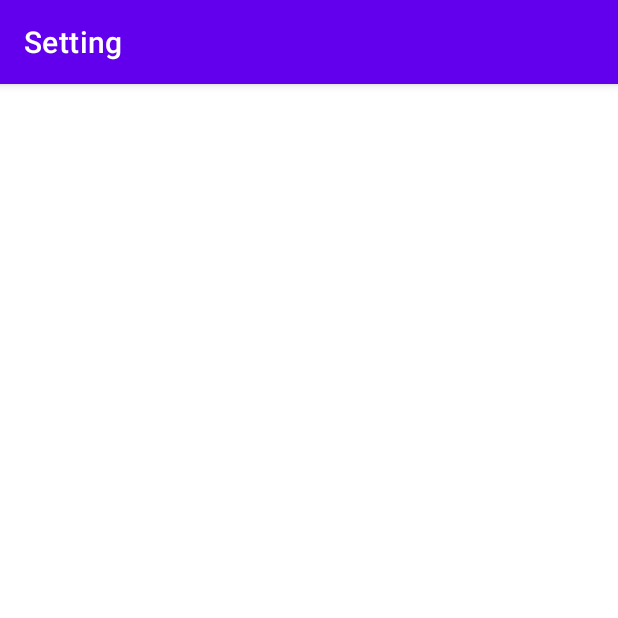
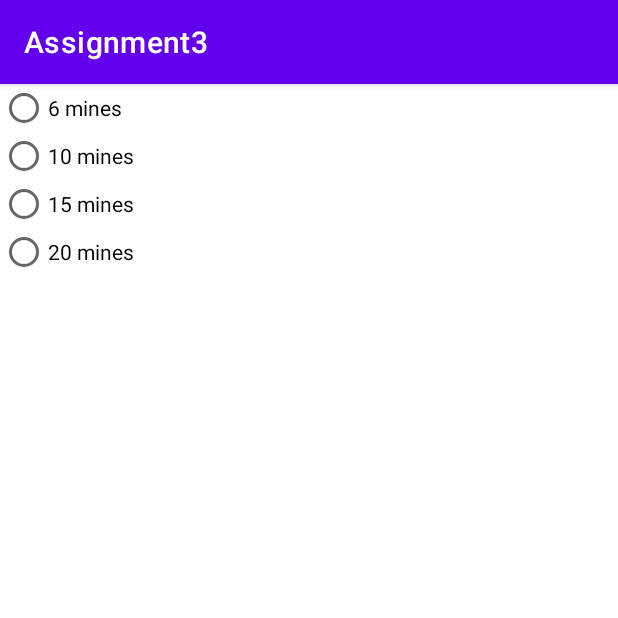
Before and after one commit to ethanchou128/pokeSweeper, an Android app: the Settings screen opened directly, with no data from a screen before it, on a phone screen of 412 x 824 dp, the top half of it. Run offline under Robolectric (Android 15) with nearby library versions, the phone set to English and light mode, and no system bars.

Commit message:
added basic radio button features in settings menu

```diff
--- a/app/src/main/java/cmpt276/as3/assignment3/MainActivity.java
+++ b/app/src/main/java/cmpt276/as3/assignment3/MainActivity.java
@@ -6,6 +6,7 @@ import android.content.Intent;
 import android.os.Bundle;
 import android.os.Handler;
 import android.view.View;
+import android.widget.RadioGroup;
 import android.widget.RelativeLayout;
 
 public class MainActivity extends AppCompatActivity {
@@ -19,6 +20,8 @@ public class MainActivity extends AppCompatActivity {
 
         setUpMenuButton();
         AutoAdvanceToMenu();
+
+
     }
 
     private void setUpMenuButton() {
--- a/app/src/main/java/cmpt276/as3/assignment3/Settings.java
+++ b/app/src/main/java/cmpt276/as3/assignment3/Settings.java
@@ -5,6 +5,8 @@ import androidx.appcompat.app.AppCompatActivity;
 import android.content.Context;
 import android.content.Intent;
 import android.os.Bundle;
+import android.widget.RadioButton;
+import android.widget.RadioGroup;
 
 public class Settings extends AppCompatActivity {
 
@@ -12,7 +14,28 @@ public class Settings extends AppCompatActivity {
     protected void onCreate(Bundle savedInstanceState) {
         super.onCreate(savedInstanceState);
         setContentView(R.layout.activity_settings);
-        setTitle("Setting");
+
+        createRadioButtons();
+    }
+
+    private void createRadioButtons() {
+        RadioGroup minesGroup = findViewById(R.id.radio_group_num_mines);
+
+        //create buttons
+
+        int[] numMinesOptions = getResources().getIntArray(R.array.num_of_mines);
+
+        for(int i = 0; i < numMinesOptions.length; i++) {
+            int numMines = numMinesOptions[i];
+
+            RadioButton button = new RadioButton(this);
+            button.setText(numMines + " mines");
+
+            //set on click callback
+            //add to radio group
+            minesGroup.addView(button);
+        }
+
     }
 
     public static Intent makeLaunchIntent(Context c) {
--- a/app/src/main/res/layout/activity_settings.xml
+++ b/app/src/main/res/layout/activity_settings.xml
@@ -3,22 +3,13 @@
     xmlns:app="http://schemas.android.com/apk/res-auto"
     xmlns:tools="http://schemas.android.com/tools"
     android:layout_width="match_parent"
-    android:layout_height="match_parent"
+    android:layout_height="wrap_content"
     tools:context=".Settings">
 
-    <Button
-        android:id="@+id/button"
-        android:layout_width="wrap_content"
-        android:layout_height="wrap_content"
-        android:layout_marginStart="179dp"
-        android:layout_marginLeft="179dp"
-        android:layout_marginTop="101dp"
-        android:layout_marginEnd="458dp"
-        android:layout_marginRight="458dp"
-        android:layout_marginBottom="263dp"
-        android:text="Button"
-        app:layout_constraintBottom_toBottomOf="parent"
-        app:layout_constraintEnd_toEndOf="parent"
-        app:layout_constraintStart_toStartOf="parent"
-        app:layout_constraintTop_toTopOf="parent" />
+    <RadioGroup
+        android:id="@+id/radio_group_num_mines"
+        android:layout_width="match_parent"
+        android:layout_height="match_parent"
+        tools:layout_editor_absoluteX="131dp"
+        tools:layout_editor_absoluteY="90dp" />
 </androidx.constraintlayout.widget.ConstraintLayout>
--- /dev/null
+++ b/app/src/main/res/values/installation_size.xml
@@ -0,0 +1,14 @@
+<?xml version="1.0" encoding="utf-8"?>
+<resources>
+    <string-array name="num_game_panels">
+        <item>4 by 6</item>
+        <item>5 by 10</item>
+        <item>6 by 15</item>
+    </string-array>
+    <integer-array name="num_of_mines">
+        <item>6</item>
+        <item>10</item>
+        <item>15</item>
+        <item>20</item>
+    </integer-array>
+</resources>
```
